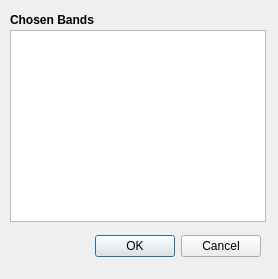
Above: band_dialog.ui from Open-EO/openeo-qgis-plugin before the change. Below: the same form after it.
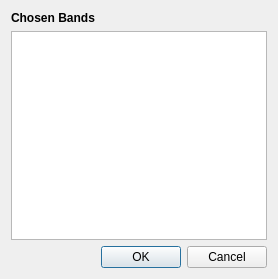
That is the form after the change.

Commit message: improved layout making all windows editable in the size

Patch:
```diff
--- a/band_dialog.ui
+++ b/band_dialog.ui
@@ -13,31 +13,9 @@
   <property name="windowTitle">
    <string>Set Choice of Bands</string>
   </property>
-  <widget class="QDialogButtonBox" name="buttonBox">
-   <property name="geometry">
-    <rect>
-     <x>50</x>
-     <y>230</y>
-     <width>211</width>
-     <height>32</height>
-    </rect>
-   </property>
-   <property name="orientation">
-    <enum>Qt::Horizontal</enum>
-   </property>
-   <property name="standardButtons">
-    <set>QDialogButtonBox::Cancel|QDialogButtonBox::Ok</set>
-   </property>
-  </widget>
+  <layout class="QVBoxLayout" name="verticalLayout">
+   <item>
   <widget class="QLabel" name="label_11">
-   <property name="geometry">
-    <rect>
-     <x>10</x>
-     <y>10</y>
-     <width>271</width>
-     <height>20</height>
-    </rect>
-   </property>
    <property name="text">
     <string>&lt;html&gt;&lt;head/&gt;&lt;body&gt;&lt;p&gt;&lt;span style=&quot; font-weight:600;&quot;&gt;Chosen Bands&lt;/span&gt;&lt;/p&gt;&lt;/body&gt;&lt;/html&gt;</string>
    </property>
@@ -45,19 +23,25 @@
     <set>Qt::AlignLeading|Qt::AlignLeft|Qt::AlignVCenter</set>
    </property>
   </widget>
+   </item>
+   <item>
   <widget class="QListWidget" name="bandsListWidget">
-   <property name="geometry">
-    <rect>
-     <x>10</x>
-     <y>30</y>
-     <width>256</width>
-     <height>192</height>
-    </rect>
-   </property>
    <property name="selectionMode">
     <enum>QAbstractItemView::MultiSelection</enum>
    </property>
   </widget>
+   </item>
+   <item>
+    <widget class="QDialogButtonBox" name="buttonBox">
+     <property name="orientation">
+      <enum>Qt::Horizontal</enum>
+     </property>
+     <property name="standardButtons">
+      <set>QDialogButtonBox::Cancel|QDialogButtonBox::Ok</set>
+     </property>
+    </widget>
+   </item>
+  </layout>
  </widget>
  <resources/>
  <connections>
```
Lines whose indentation alone changed are shown as unchanged. The commit also changes 8 other files.
